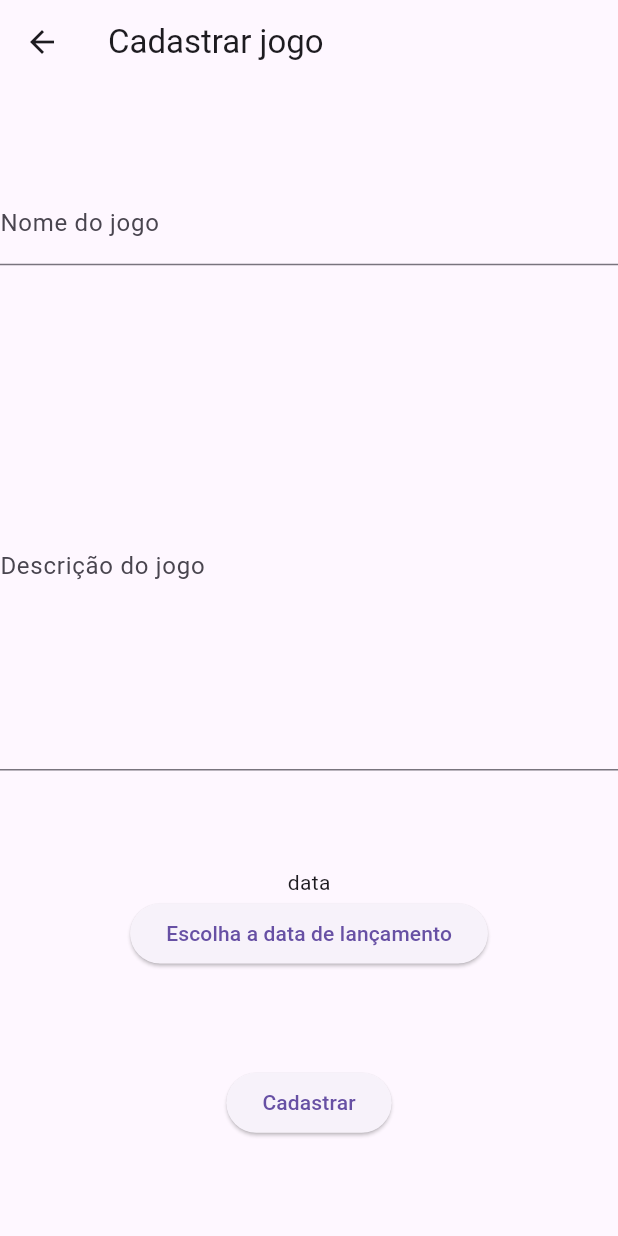
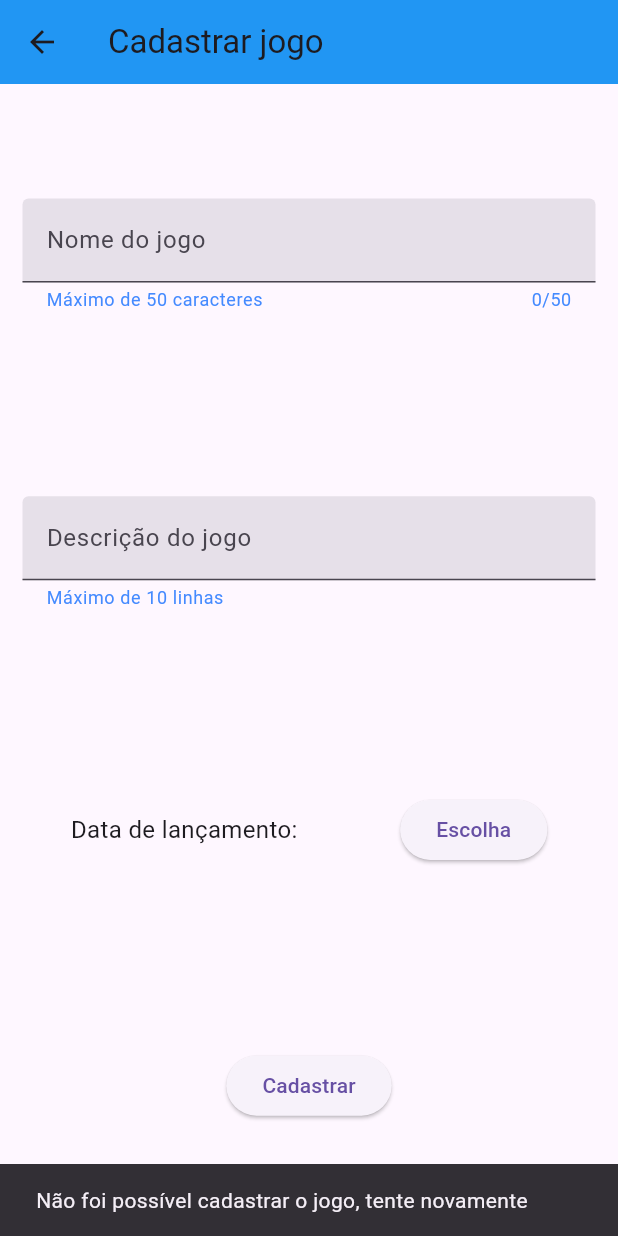
Before and after one commit to GuilhermePiorno/games_tracker, a Flutter app: the GameRegisterScreen screen opened directly with empty values, after a tap on "Cadastrar", on a phone screen of 412 x 824 dp. Run offline on Flutter 3.47's test engine with Material 3 defaults, Android fonts, the phone set to English and light mode, and no system bars; our stand-ins replace shared_preferences, sqflite_common_ffi; accounts and stored records are empty.

Commit message:
add ajustes  na ui

```diff
--- a/lib/screens/game_register_screen.dart
+++ b/lib/screens/game_register_screen.dart
@@ -4,7 +4,6 @@ import 'package:games_tracker/model/game.dart';
 import 'package:games_tracker/model/user.dart';
 
 class GameRegisterScreen extends StatefulWidget {
-
   final User user;
 
   const GameRegisterScreen({super.key, required this.user});
@@ -14,67 +13,100 @@ class GameRegisterScreen extends StatefulWidget {
 }
 
 class _GameRegisterScreenState extends State<GameRegisterScreen> {
-
   TextEditingController nameController = TextEditingController();
   TextEditingController descriptionController = TextEditingController();
   DashboardController dashboardController = DashboardController();
   DateTime? dataLancamento;
-  String txtData = "data";
+  String txtData = "";
 
   @override
   Widget build(BuildContext context) {
     return Scaffold(
       appBar: AppBar(
         title: Text("Cadastrar jogo"),
+        backgroundColor: Colors.blue,
       ),
-      body: Column(
-        mainAxisAlignment: MainAxisAlignment.spaceEvenly,
+      body: Padding(
+          padding: EdgeInsets.all(15),
+          child: Column(
+            mainAxisAlignment: MainAxisAlignment.spaceAround,
             children: [
               TextField(
                 controller: nameController,
-            decoration: InputDecoration(labelText: "Nome do jogo"),
+                decoration: InputDecoration(
+                  labelText: "Nome do jogo",
+                  helperText: "Máximo de 50 caracteres",
+                  helperStyle: TextStyle(color: Colors.blueAccent),
+                  filled: true,
+                ),
+                maxLength: 50,
               ),
               TextField(
                   controller: descriptionController,
-            maxLines: 10,
-            decoration: InputDecoration(labelText: "Descrição do jogo"),
+                  decoration: InputDecoration(
+                    labelText: "Descrição do jogo",
+                    helperText: "Máximo de 10 linhas",
+                    helperStyle: TextStyle(color: Colors.blueAccent),
+                    filled: true,
                   ),
-          Container(
-            child: Column(
-              children: [
-                Text(txtData),
+                  minLines: 1,
+                  maxLines: 10),
+              Row(mainAxisAlignment: MainAxisAlignment.spaceEvenly, children: [
+                Text(
+                  "Data de lançamento: " + txtData,
+                  style: TextStyle(fontSize: 16),
+                ),
+                SizedBox(height: 20),
                 ElevatedButton(
-                  child: Text("Escolha a data de lançamento"),
+                  child: Text("Escolha"),
                   onPressed: () async {
-                    dataLancamento = await showDatePicker(context: context, firstDate: DateTime.parse("1970-01-01"), lastDate: DateTime.now());
-                    if(dataLancamento != null) {
+                    dataLancamento = await showDatePicker(
+                        context: context,
+                        firstDate: DateTime.parse("1970-01-01"),
+                        lastDate: DateTime.now());
+                    if (dataLancamento != null) {
                       setState(() {
-                        txtData = "${dataLancamento!.day}/${dataLancamento!.month}/${dataLancamento!.year}";
+                        txtData =
+                            "${dataLancamento!.day}/${dataLancamento!.month}/${dataLancamento!.year}";
                       });
                     }
                   },
-                ),
-              ],
-            ),
-          ),
+                )
+              ]),
               ElevatedButton(
                   onPressed: () {
-              if(nameController.text != null && descriptionController.text != null && dataLancamento != null) {
-                dashboardController.getGame(nameController.text, "${dataLancamento!.year}-${dataLancamento!.month}-${dataLancamento!.day}").then((res){
+                    if (nameController.text.isNotEmpty &&
+                        descriptionController.text.isNotEmpty &&
+                        dataLancamento != null) {
+                      dashboardController
+                          .getGame(nameController.text,
+                              "${dataLancamento!.year}-${dataLancamento!.month}-${dataLancamento!.day}")
+                          .then((res) {
                         Game game = res;
-                  if(game.id != -1) {
-                    print("Jogo já existe");
+                        if (game.id != -1) {
+                          ScaffoldMessenger.of(context).showSnackBar(
+                            const SnackBar(content: Text('Jogo já existe!')),
+                          );
                         } else {
                           dashboardController.addGame(game);
-                    print("Novo Jogo Cadastrado");
+                          ScaffoldMessenger.of(context).showSnackBar(
+                            const SnackBar(
+                                content:
+                                    Text('Novo jogo cadastrado com sucesso!')),
+                          );
                         }
                       });
+                    } else {
+                      ScaffoldMessenger.of(context).showSnackBar(
+                        const SnackBar(
+                            content: Text(
+                                'Não foi possível cadastrar o jogo, tente novamente')),
+                      );
                     }
                   },
-            child: Text("Cadastrar")
-          )
+                  child: Text("Cadastrar"))
             ],
-      ),
+          )),
     );
   }
 }
```
Lines whose indentation alone changed are shown as unchanged.
